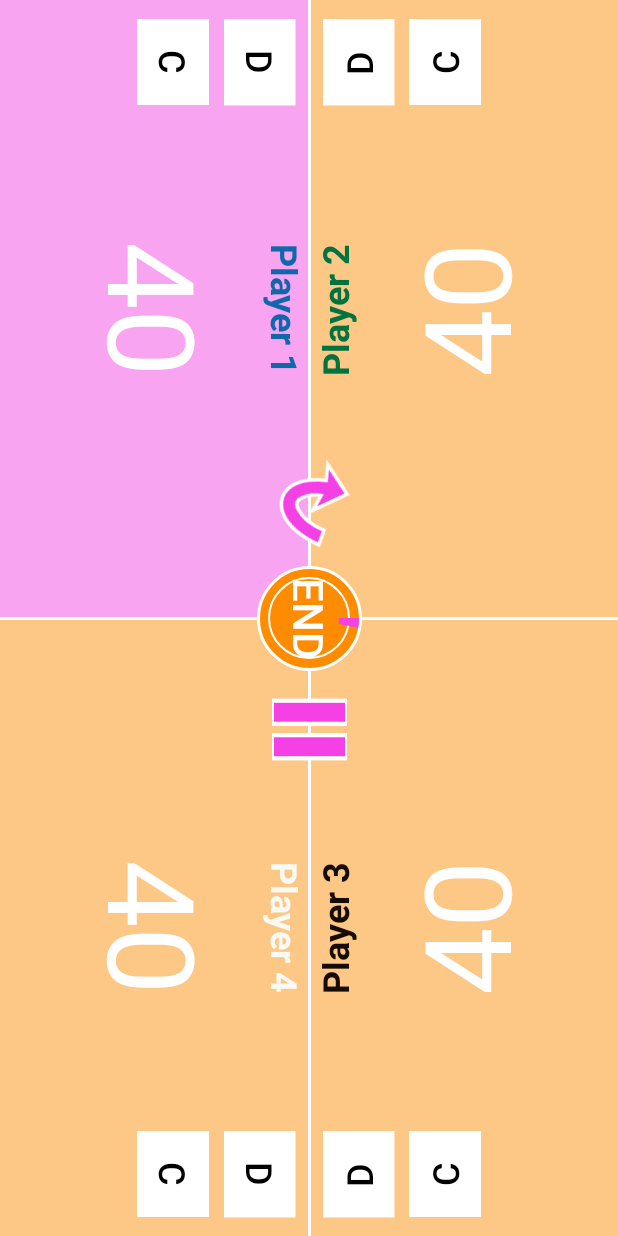
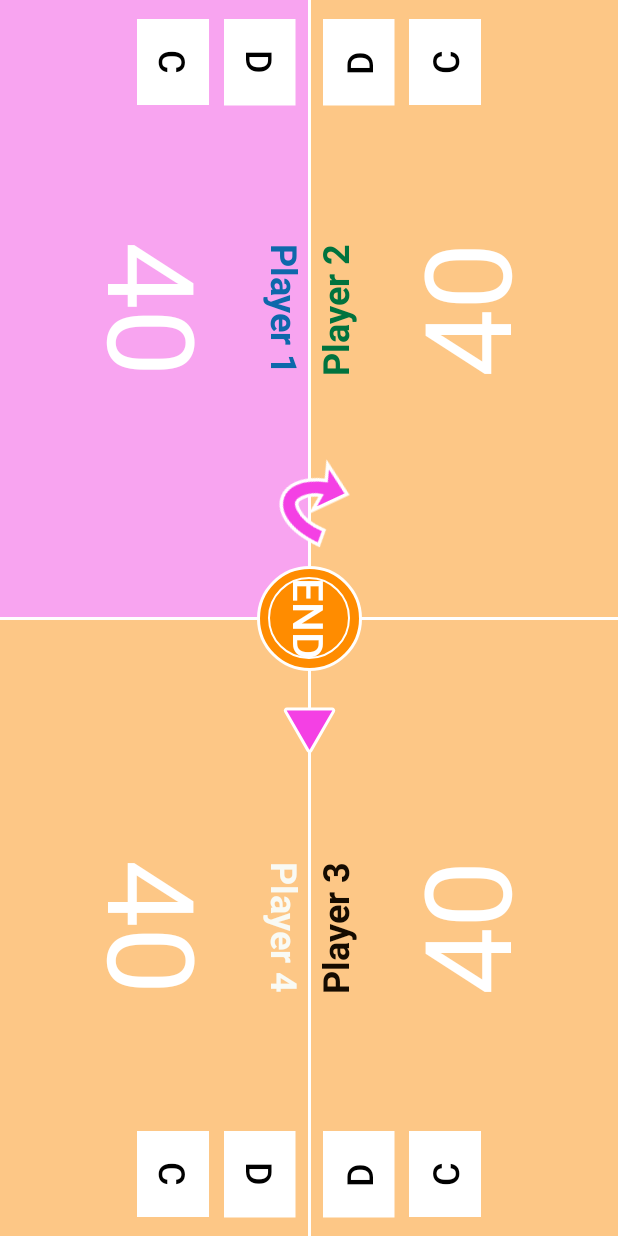
Before and after one commit to AnthonyCoulthard/Bromander, an Android app: the screen it shows after launch (MainActivity), on a phone screen of 412 x 824 dp. Run offline under Robolectric (Android 15) with nearby library versions, the phone set to English and light mode, and no system bars.

Commit message:
Finished: Make pause able to pause timer Make pause switch to play button (on pause and turn finish w/rotate)
To Do:
Correct pause functionality (needs to save time on progressBar and turnStatus properly)
Make progressbarBackground contain turn time remaining
Click progress bar to bring up options
Long press to end
Logic for player being knocked out (skips turns)
Make player names and life totals editable
Change damage and counter toggle button backgrounds

```diff
--- /dev/null
+++ b/src/main/res/drawable-v24/ic_play_icon_orange.xml
@@ -0,0 +1,8 @@
+<vector android:height="100dp" android:viewportHeight="100"
+    android:viewportWidth="100" android:width="600dp" xmlns:android="http://schemas.android.com/apk/res/android">
+    <path android:fillColor="#ff8c00"
+        android:pathData="M78.158,51.843L25.842,82.048c-1.418,0.819 -3.191,-0.205 -3.191,-1.843v-60.41c0,-1.638 1.773,-2.661 3.191,-1.843l52.317,30.205c1.418,0.819 1.418,2.867 -0.001,3.686z"
+        android:strokeWidth="4"
+        android:strokeColor="#ffffff"
+        />
+</vector>
--- /dev/null
+++ b/src/main/res/drawable/ic_play_icon.xml
@@ -0,0 +1,8 @@
+<vector android:height="100dp" android:viewportHeight="100"
+    android:viewportWidth="100" android:width="600dp" xmlns:android="http://schemas.android.com/apk/res/android">
+    <path android:fillColor="#f440e4"
+        android:pathData="M78.158,51.843L25.842,82.048c-1.418,0.819 -3.191,-0.205 -3.191,-1.843v-60.41c0,-1.638 1.773,-2.661 3.191,-1.843l52.317,30.205c1.418,0.819 1.418,2.867 -0.001,3.686z"
+        android:strokeWidth="4"
+        android:strokeColor="#ffffff"
+        />
+</vector>
--- a/src/main/res/layout/activity_main.xml
+++ b/src/main/res/layout/activity_main.xml
@@ -1991,7 +1991,7 @@
         android:outlineProvider="none"
         android:layout_width="50dp"
         android:layout_height="50dp"
-        android:background="@drawable/ic_pause_icon_close"
+        android:background="@drawable/ic_play_icon"
         android:textColor="#ffffff"
         android:textSize="32sp"
         android:elevation="6dp"
```
Also changed, not shown: src/main/java/com/example/bromander/MainActivity.kt (+76 -62 lines), src/main/res/drawable-v24/ic_pause_icon_close_orange.xml (added, +18 -0 lines).
